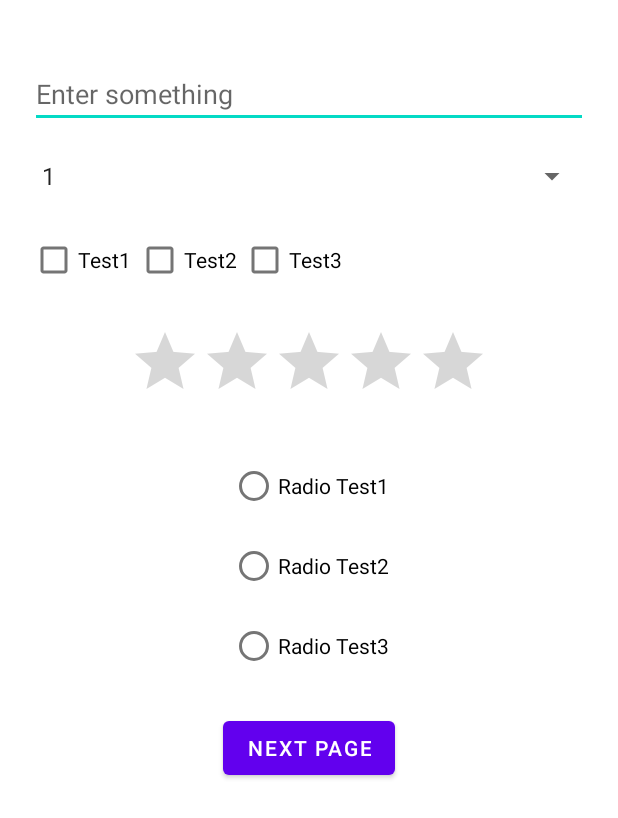
After one commit to guresberat/MyWidget-LayoutExercise, an Android app: the SecondPage screen opened directly, with no data from a screen before it, on a phone screen of 412 x 824 dp. The commit adds this screen. Shown: the top 818 px of the screen. Run offline under Robolectric (Android 15) with nearby library versions, the phone set to English and light mode, and no system bars.

Commit message:
Second Page Finished

```diff
--- a/app/src/main/AndroidManifest.xml
+++ b/app/src/main/AndroidManifest.xml
@@ -16,6 +16,8 @@
                 <category android:name="android.intent.category.LAUNCHER" />
             </intent-filter>
         </activity>
+        <activity android:name=".SecondPage"/>
+        <activity android:name=".ThirdPage"/>
     </application>
 
 </manifest>
--- a/app/src/main/java/com/example/mywidgetlayoutexercise/MainActivity.kt
+++ b/app/src/main/java/com/example/mywidgetlayoutexercise/MainActivity.kt
@@ -1,17 +1,16 @@
 package com.example.mywidgetlayoutexercise
 
+import android.content.Intent
 import androidx.appcompat.app.AppCompatActivity
 import android.os.Bundle
-import android.widget.ImageView
-import android.widget.ProgressBar
-import android.widget.SeekBar
-import android.widget.TextView
+import android.widget.*
 
 class MainActivity : AppCompatActivity() {
-    lateinit var imageView:ImageView
+    lateinit var imageView: ImageView
     lateinit var progress_bar: ProgressBar
     lateinit var seek_bar: SeekBar
-    lateinit var textview:TextView
+    lateinit var textview: TextView
+    lateinit var button: Button
 
     @Override
     override fun onCreate(savedInstanceState: Bundle?) {
@@ -22,11 +21,12 @@ class MainActivity : AppCompatActivity() {
         seek_bar = findViewById(R.id.seek_bar)
         textview = findViewById(R.id.textview)
         imageView.setImageResource(R.drawable.image)
+        button = findViewById(R.id.button)
 
 
         seek_bar.setOnSeekBarChangeListener(object : SeekBar.OnSeekBarChangeListener {
             override fun onProgressChanged(seekBar: SeekBar?, progress: Int, fromUser: Boolean) {
-                textview.text ="%$progress"
+                textview.text = "%$progress"
                 progress_bar.setProgress(progress)
             }
 
@@ -36,7 +36,14 @@ class MainActivity : AppCompatActivity() {
             override fun onStopTrackingTouch(seekBar: SeekBar?) {
             }
         })
+        button.setOnClickListener {
+            val intent = Intent(this, SecondPage::class.java)
+            startActivity(intent)
+            finish()
+        }
+
+
     }
 
 
-    }
+}
--- /dev/null
+++ b/app/src/main/java/com/example/mywidgetlayoutexercise/SecondPage.kt
@@ -0,0 +1,36 @@
+package com.example.mywidgetlayoutexercise
+
+import android.content.Intent
+import android.os.Bundle
+import android.widget.ArrayAdapter
+import android.widget.Button
+import android.widget.Spinner
+import androidx.appcompat.app.AppCompatActivity
+
+class SecondPage : AppCompatActivity() {
+    lateinit var spinner: Spinner
+    lateinit var button: Button
+    override fun onCreate(savedInstanceState: Bundle?) {
+        super.onCreate(savedInstanceState)
+        setContentView(R.layout.activity_second)
+        spinner = findViewById(R.id.spinner)
+        button = findViewById(R.id.second_page_button)
+
+        ArrayAdapter.createFromResource(
+            this,
+            R.array.spinner_array,
+            android.R.layout.simple_spinner_item
+        ).also { adapter ->
+            adapter.setDropDownViewResource(android.R.layout.simple_spinner_dropdown_item)
+            spinner.adapter = adapter
+        }
+
+        button.setOnClickListener {
+            val intent = Intent(this, ThirdPage::class.java)
+            startActivity(intent)
+            finish()
+        }
+
+
+    }
+}
--- /dev/null
+++ b/app/src/main/java/com/example/mywidgetlayoutexercise/ThirdPage.kt
@@ -0,0 +1,18 @@
+package com.example.mywidgetlayoutexercise
+
+import android.content.Intent
+import android.os.Bundle
+import android.widget.ArrayAdapter
+import android.widget.Button
+import android.widget.Spinner
+import androidx.appcompat.app.AppCompatActivity
+
+class ThirdPage : AppCompatActivity() {
+
+    override fun onCreate(savedInstanceState: Bundle?) {
+        super.onCreate(savedInstanceState)
+        setContentView(R.layout.activity_third)
+
+
+    }
+}
--- a/app/src/main/res/layout/activity_main.xml
+++ b/app/src/main/res/layout/activity_main.xml
@@ -48,6 +48,7 @@
         />
 
     <Button
+        android:id="@+id/button"
         android:layout_width="match_parent"
         android:layout_height="wrap_content"
         android:gravity="center"
@@ -55,7 +56,7 @@
         android:text="@string/main_end"
         android:textSize="12sp"
         android:textStyle="bold"
-        android:textColor="@color/black"
+        android:textColor="@color/white"
         android:background="@color/design_default_color_primary"
         />
 
--- /dev/null
+++ b/app/src/main/res/layout/activity_second.xml
@@ -0,0 +1,110 @@
+<?xml version="1.0" encoding="utf-8"?>
+<androidx.constraintlayout.widget.ConstraintLayout xmlns:android="http://schemas.android.com/apk/res/android"
+    xmlns:app="http://schemas.android.com/apk/res-auto"
+    xmlns:tools="http://schemas.android.com/tools"
+    android:layout_width="match_parent"
+    android:layout_height="match_parent"
+    tools:context=".SecondPage"
+    android:orientation="vertical"
+    android:padding="20dp"
+    android:layout_marginVertical="10dp">
+
+    <EditText
+        android:id="@+id/edittext"
+        android:layout_width="match_parent"
+        android:layout_height="wrap_content"
+        android:layout_marginTop="10dp"
+        android:hint="Enter something"
+        app:layout_constraintEnd_toEndOf="parent"
+        app:layout_constraintStart_toStartOf="parent"
+        app:layout_constraintTop_toTopOf="parent"/>
+
+    <Spinner
+        android:id="@+id/spinner"
+        android:layout_width="match_parent"
+        android:layout_height="wrap_content"
+        android:layout_marginTop="20dp"
+        app:layout_constraintTop_toBottomOf="@id/edittext"
+        app:layout_constraintEnd_toEndOf="parent"
+        app:layout_constraintStart_toStartOf="parent"
+        />
+
+
+    <CheckBox
+        android:id="@+id/cb1"
+        android:layout_width="match_parent"
+        android:layout_height="wrap_content"
+        android:layout_marginTop="20dp"
+        android:text="Test1"
+        app:layout_constraintTop_toBottomOf="@id/spinner"
+        app:layout_constraintEnd_toEndOf="parent"
+        app:layout_constraintStart_toStartOf="parent"/>
+
+    <CheckBox
+        android:id="@+id/cb3"
+        android:layout_width="wrap_content"
+        android:layout_height="wrap_content"
+        android:layout_marginTop="20dp"
+        android:text="Test3"
+        app:layout_constraintHorizontal_bias="0.462"
+        app:layout_constraintLeft_toLeftOf="parent"
+        app:layout_constraintRight_toRightOf="@+id/cb1"
+        app:layout_constraintTop_toBottomOf="@id/spinner" />
+
+    <CheckBox
+        android:id="@+id/cb2"
+        android:layout_width="wrap_content"
+        android:layout_height="wrap_content"
+        android:layout_marginTop="20dp"
+        android:text="Test2"
+        app:layout_constraintTop_toBottomOf="@id/spinner"
+        app:layout_constraintRight_toRightOf="@+id/cb3"
+        app:layout_constraintLeft_toLeftOf="parent"
+        />
+
+    <RatingBar
+        android:id="@+id/ratingbar"
+        android:layout_width="wrap_content"
+        android:layout_height="wrap_content"
+        android:layout_marginTop="20dp"
+        app:layout_constraintTop_toBottomOf="@id/cb1"
+        app:layout_constraintEnd_toEndOf="parent"
+        app:layout_constraintStart_toStartOf="parent"
+        />
+    <RadioGroup
+        android:id="@+id/radiogrp"
+        android:layout_width="wrap_content"
+        android:layout_height="wrap_content"
+        app:layout_constraintTop_toBottomOf="@+id/ratingbar"
+        app:layout_constraintEnd_toEndOf="parent"
+        app:layout_constraintStart_toStartOf="parent"
+        android:layout_marginTop="20dp">
+
+        <RadioButton
+            android:layout_width="wrap_content"
+            android:layout_height="wrap_content"
+            android:layout_marginTop="5dp"
+            android:text="Radio Test1"/>
+        <RadioButton
+            android:layout_width="wrap_content"
+            android:layout_height="wrap_content"
+            android:layout_marginTop="5dp"
+            android:text="Radio Test2"/>
+        <RadioButton
+            android:layout_width="wrap_content"
+            android:layout_height="wrap_content"
+            android:layout_marginTop="5dp"
+            android:text="Radio Test3"/>
+    </RadioGroup>
+
+    <Button
+        android:id="@+id/second_page_button"
+        android:layout_width="wrap_content"
+        android:layout_height="wrap_content"
+        app:layout_constraintTop_toBottomOf="@+id/radiogrp"
+        android:text="@string/main_end"
+        app:layout_constraintEnd_toEndOf="parent"
+        app:layout_constraintStart_toStartOf="parent"
+        android:layout_marginTop="20dp"/>
+
+</androidx.constraintlayout.widget.ConstraintLayout>
--- /dev/null
+++ b/app/src/main/res/layout/activity_third.xml
@@ -0,0 +1,20 @@
+<?xml version="1.0" encoding="utf-8"?>
+<LinearLayout xmlns:android="http://schemas.android.com/apk/res/android"
+    xmlns:app="http://schemas.android.com/apk/res-auto"
+    xmlns:tools="http://schemas.android.com/tools"
+    android:layout_width="match_parent"
+    android:layout_height="match_parent"
+    tools:context=".ThirdPage"
+    android:orientation="vertical"
+    android:padding="20dp"
+    android:layout_marginVertical="10dp">
+
+    <ListView
+        android:id="@+id/listview"
+        android:layout_width="match_parent"
+        android:layout_height="wrap_content">
+
+
+    </ListView>
+
+</LinearLayout>
--- a/app/src/main/res/values/strings.xml
+++ b/app/src/main/res/values/strings.xml
@@ -1,5 +1,14 @@
 <resources>
     <string name="app_name">MyWidget&amp;LayoutExercise</string>
-    <string name="main_end">NextPage</string>
+    <string name="main_end">Next Page</string>
     <string name="progressbar_progress">%0</string>
+
+    <string-array name="spinner_array">
+        <item>1</item>
+        <item>2</item>
+        <item>3</item>
+        <item>4</item>
+        <item>5</item>
+        <item>6</item>
+    </string-array>
 </resources>
```
